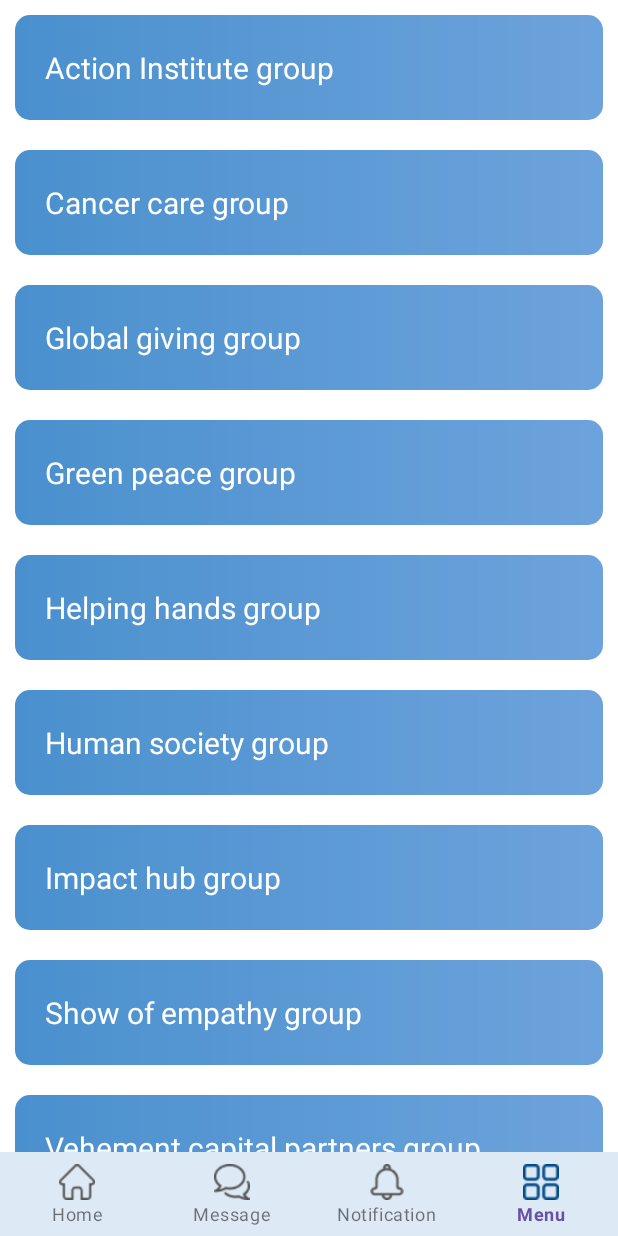
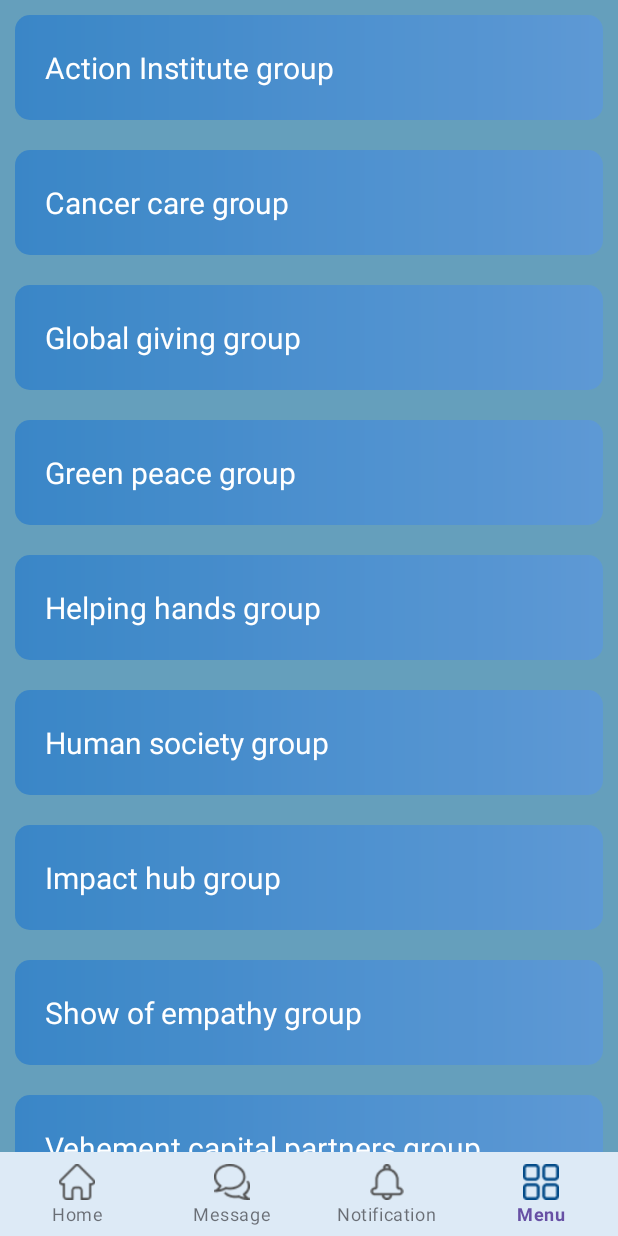
Before and after one commit to avelon1A/navigation, an Android app: the forthFragment screen opened through its navigation route, on a phone screen of 412 x 824 dp. Run offline under Robolectric (Android 15) with nearby library versions, the phone set to English and light mode, and no system bars; our stand-ins replace navigation-ui; libraries missing offline, so code that uses them is left out: io.ak1.

Commit message:
background of fourth fragment has been changed

```diff
--- a/app/src/main/res/layout/fragment_forth.xml
+++ b/app/src/main/res/layout/fragment_forth.xml
@@ -4,7 +4,7 @@
     android:id="@+id/forth_fragment"
     android:layout_width="match_parent"
     android:layout_height="match_parent"
-    android:background="#FFFFFF"
+    android:background="#D2458DAE"
     tools:context=".forthFragment">
 
 
```
